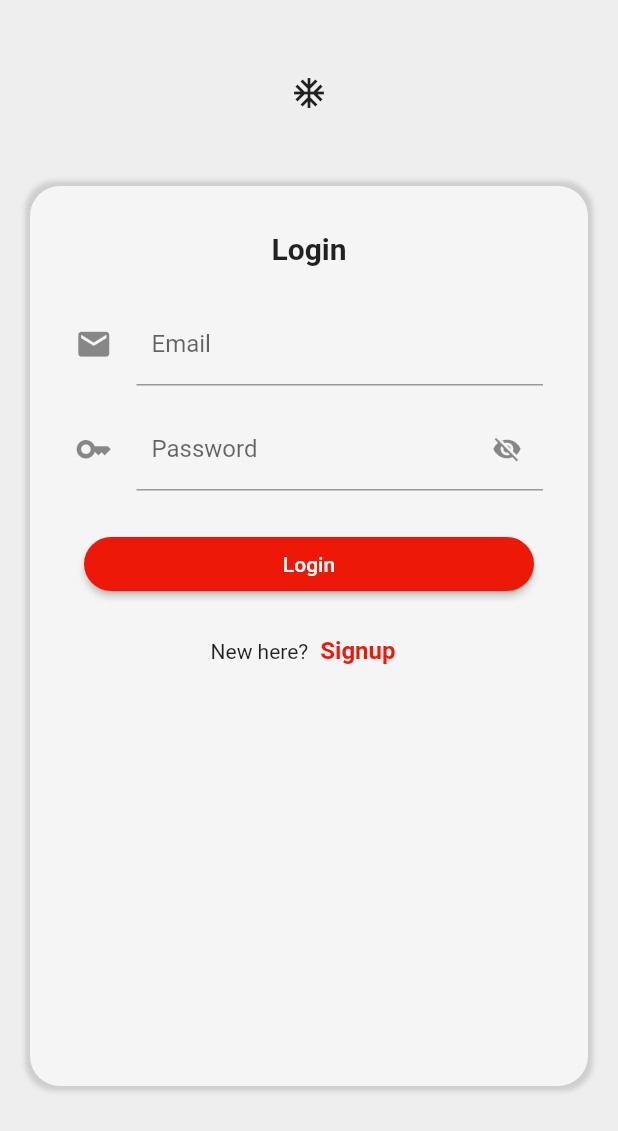
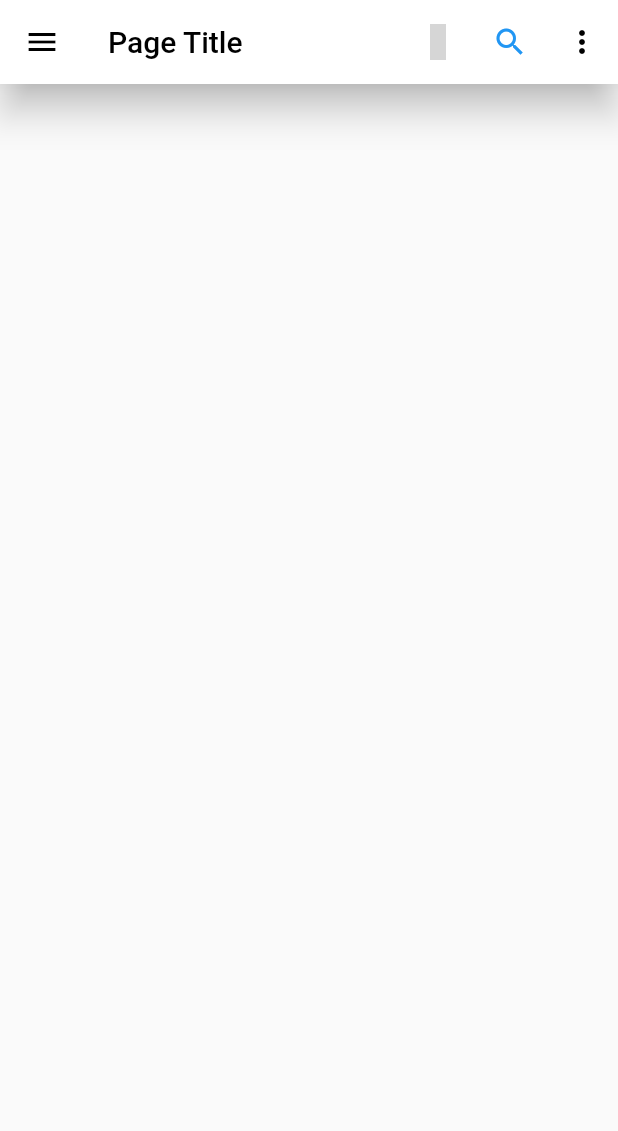
Before and after one commit to Nishadatgit/luminar-Projects, a Flutter app: the screen it shows after launch, on a phone screen of 412 x 824 dp. Shown: the top 1131 px of the screen. Run offline on Flutter 3.47's test engine with Material 2 defaults, Android fonts, the phone set to English and light mode, and no system bars; our stand-ins replace email_validator, eva_icons_flutter, lottie; grey boxes are pictures that could not be loaded.

Commit message:
custom app bar created

```diff
--- /dev/null
+++ b/lib/assignments/custom_appbar.dart
@@ -0,0 +1,47 @@
+import 'package:eva_icons_flutter/eva_icons_flutter.dart';
+import 'package:flutter/material.dart';
+import 'package:flutter/services.dart';
+
+class CustomAppBAr extends StatelessWidget {
+  const CustomAppBAr({Key? key}) : super(key: key);
+
+  @override
+  Widget build(BuildContext context) {
+    return Scaffold(
+      appBar: AppBar(
+        elevation: 10,
+        title: const Text(
+          'Page Title',
+          style: TextStyle(color: Colors.black),
+        ),
+        actions: [
+          IconButton(
+            onPressed: () {},
+            icon: const Icon(EvaIcons.heartOutline),
+            color: Colors.red,
+          ),
+          IconButton(
+
+              onPressed: () {},
+              icon: const Icon(
+                Icons.search,
+                color: Colors.blue,
+              )),
+          IconButton(
+            onPressed: () {},
+            icon: const Icon(
+              Icons.more_vert_outlined,
+              color: Colors.black,
+            ),
+          ),
+        ],
+        leading: const Icon(
+          Icons.menu,
+          color: Colors.black,
+        ),
+        backgroundColor: Colors.white,
+        systemOverlayStyle: SystemUiOverlayStyle.dark,
+      ),
+    );
+  }
+}
--- a/lib/assignments/registration_form/login.dart
+++ b/lib/assignments/registration_form/login.dart
@@ -1,6 +1,7 @@
 import 'package:demo_project/assignments/registration_form/signup.dart';
 import 'package:email_validator/email_validator.dart';
 import 'package:flutter/material.dart';
+import 'package:flutter/services.dart';
 
 class Login extends StatelessWidget {
   Login({Key? key}) : super(key: key);
@@ -123,7 +124,7 @@ class Login extends StatelessWidget {
                                 if (_checkSignupForm()) {
                                   if (checkPasswords(context)) {
                                     ScaffoldMessenger.of(context)
-                                        .showSnackBar(signupSnackbar);
+                                        .showSnackBar(loginSnack);
                                   }
                                 }
                               },
@@ -172,17 +173,24 @@ class Login extends StatelessWidget {
     }
   }
 
-  final signupSnackbar = const SnackBar(
-    content: Text(
+  final loginSnack = SnackBar(
+    content: const Text(
       'Logged in successfully',
-      style: TextStyle(color: Colors.white),
+      style: TextStyle(color: Colors.black),
     ),
     behavior: SnackBarBehavior.floating,
-    backgroundColor: redColor,
-    shape: RoundedRectangleBorder(
+    backgroundColor: Colors.white,
+    shape: const RoundedRectangleBorder(
       borderRadius: BorderRadius.all(
         Radius.circular(20),
       ),
+    ),
+    action: SnackBarAction(
+      label: 'Undo',
+      onPressed: () {
+        print('Clicked undo');
+      },
+      textColor: redColor,
     ),
     dismissDirection: DismissDirection.endToStart,
     clipBehavior: Clip.antiAlias,
--- a/lib/main.dart
+++ b/lib/main.dart
@@ -2,6 +2,7 @@ import 'package:demo_project/assignments/custom_listview.dart';
 import 'package:demo_project/assignments/login_iu_custom_textfields.dart';
 import 'package:demo_project/assignments/registration_form/login.dart';
 import 'package:demo_project/assignments/registration_form/signup.dart';
+import 'package:demo_project/assignments/custom_appbar.dart';
 import 'package:demo_project/my%20works/registration_login/login.dart';
 import 'package:demo_project/my%20works/registration_login/signup.dart';
 import 'package:demo_project/home_screen.dart';
@@ -13,6 +14,7 @@ import 'package:demo_project/splash_screen.dart';
 import 'package:demo_project/text_field.dart';
 import 'package:demo_project/validation_form.dart';
 import 'package:flutter/material.dart';
+import 'package:flutter/services.dart';
 
 import 'my works/splash_screen_for_login.dart';
 
@@ -29,7 +31,7 @@ class MyApp extends StatelessWidget {
       theme: ThemeData(
         primarySwatch: Colors.red,
       ),
-      home: Login(),
+      home: CustomAppBAr(),
     );
   }
 }
--- a/lib/my works/splash_screen_for_login.dart
+++ b/lib/my works/splash_screen_for_login.dart
@@ -1,6 +1,8 @@
 import 'dart:async';
 
+import 'package:demo_project/assignments/registration_form/login.dart';
 import 'package:flutter/material.dart';
+import 'package:flutter/services.dart';
 import 'package:flutter/src/foundation/key.dart';
 import 'package:flutter/src/widgets/framework.dart';
 import 'package:lottie/lottie.dart';
@@ -19,9 +21,11 @@ class _SplashForLoginState extends State<SplashForLogin> {
   void initState() {
     // TODO: implement initState
     super.initState();
+    SystemChrome.setEnabledSystemUIMode(SystemUiMode.manual,
+      overlays: [SystemUiOverlay.bottom]);
     Timer(Duration(seconds: 5), () {
       Navigator.of(context).pushReplacement(MaterialPageRoute(
-        builder: (context) => const LoginWithSplash(),
+        builder: (context) =>  Login(),
       ));
     });
   }
--- a/pubspec.yaml
+++ b/pubspec.yaml
@@ -29,6 +29,7 @@ environment:
 dependencies:
   cupertino_icons: ^1.0.2
   email_validator: ^2.0.1
+  eva_icons_flutter: ^3.1.0
   flutter:
     sdk: flutter
   lottie: ^1.3.0
```
Also changed, not shown: pubspec.lock, 1 other file.
